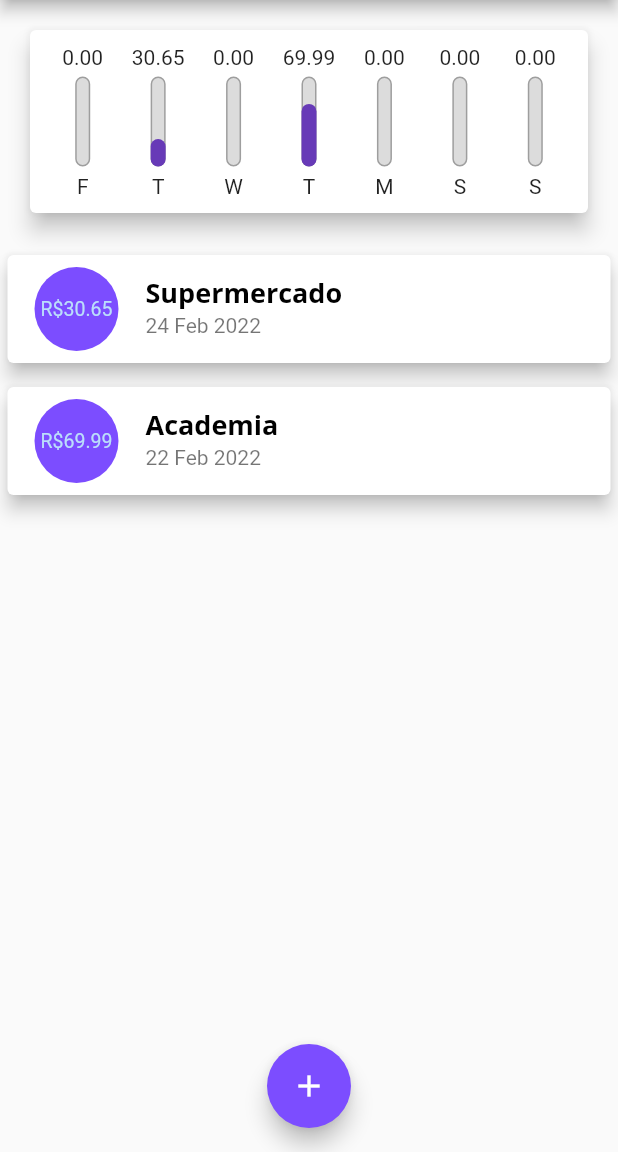
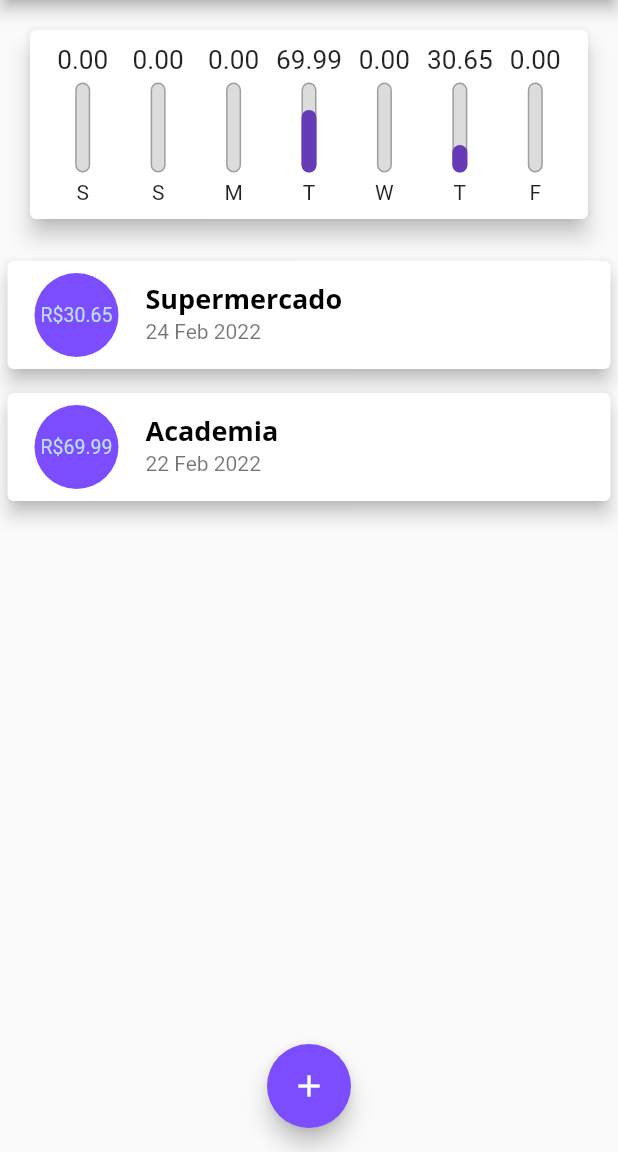
Before and after one commit to joaoffnogueira/purple_expenses, a Flutter app: the screen it shows after launch, on a phone screen of 412 x 824 dp, the part 84-1236 px from its top. Run offline on Flutter 3.47's test engine with Material 2 defaults, Android fonts, the phone set to English and light mode, and no system bars.

Commit message:
Refactor chart

```diff
--- a/lib/components/chart.dart
+++ b/lib/components/chart.dart
@@ -23,7 +23,7 @@ class Chart extends StatelessWidget {
         'day': DateFormat.E().format(weekDay)[0],
         'value': totalSum,
       };
-    });
+    }).reversed.toList();
   }
 
   double get _weekTotalValue {
--- a/lib/components/chart_bar.dart
+++ b/lib/components/chart_bar.dart
@@ -15,7 +15,8 @@ class ChartBar extends StatelessWidget {
   @override
   Widget build(BuildContext context) {
     return Column(children: <Widget>[
-      FittedBox(child: Text(value.toStringAsFixed(2))),
+      Container(
+          height: 20, child: FittedBox(child: Text(value.toStringAsFixed(2)))),
       SizedBox(height: 5),
       Container(
         height: 60,
```
